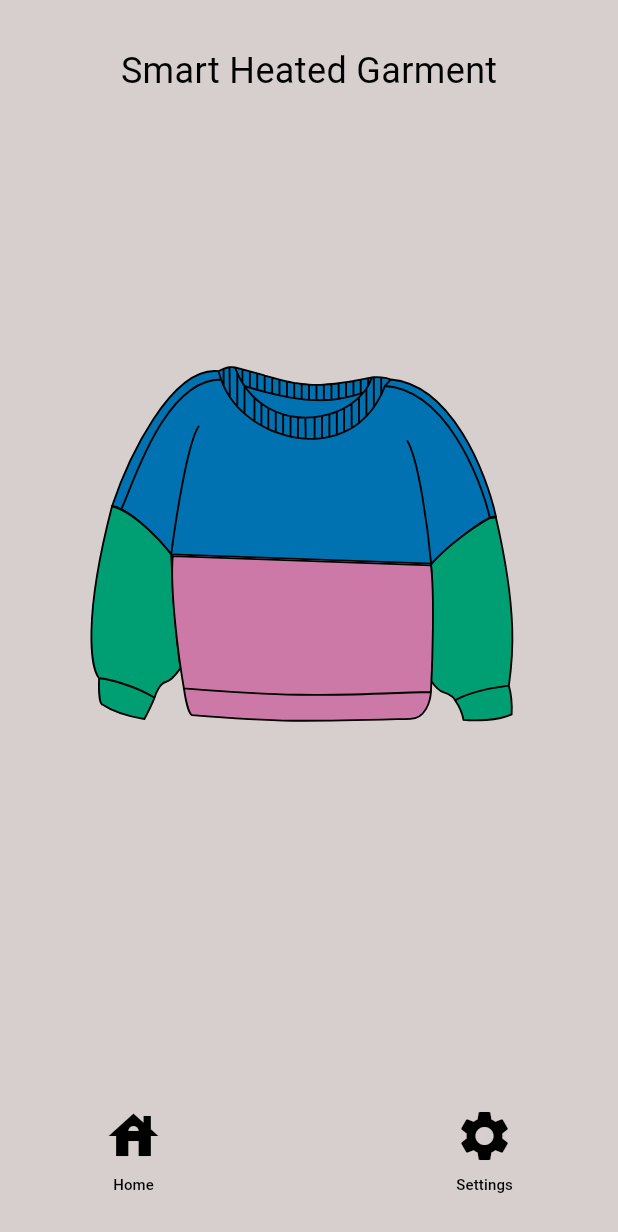
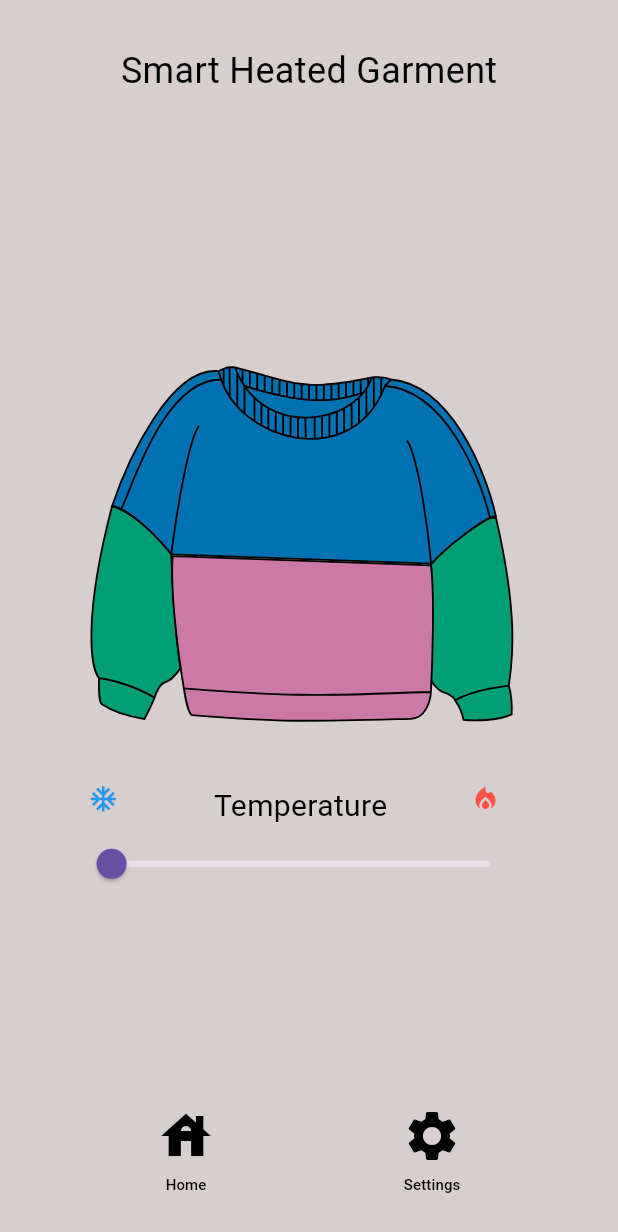
Before and after one commit to rodMike54/Comp490SmartHeatedGramentApp, a Flutter app: the screen it shows after launch, after a tap on "Connect Device", on a phone screen of 412 x 824 dp. Shown: the top 1232 px of the screen. Run offline on Flutter 3.47's test engine with Material 3 defaults, Android fonts, the phone set to English and light mode, and no system bars; our stand-ins replace flutter_svg.

Commit message:
Add connect device page, temperature slider, and heat icons

```diff
--- a/lib/pages/connectdevice.dart
+++ b/lib/pages/connectdevice.dart
@@ -1,70 +1,141 @@
 import 'package:flutter/material.dart';
 import 'package:flutter_svg/flutter_svg.dart';
 
-class connectdevice extends StatelessWidget {
-  const connectdevice({super.key});
+class ConnectDevice extends StatefulWidget {
+  const ConnectDevice({super.key});
+
+  @override
+  State<ConnectDevice> createState() => _ConnectDeviceState();
+}
+
+class _ConnectDeviceState extends State<ConnectDevice> {
+  double heatLevel = 0;
 
   @override
   Widget build(BuildContext context) {
     return Scaffold(
       backgroundColor: const Color.fromARGB(255, 215, 206, 206),
-
       body: SafeArea(
         child: Stack(
           children: [
-          Align (
+            // Title
+            const Align(
               alignment: Alignment.topCenter,
               child: Padding(
                 padding: EdgeInsets.only(top: 30),
                 child: Text(
                   'Smart Heated Garment',
-          style: TextStyle (
+                  style: TextStyle(
                     color: Colors.black,
-            fontSize: 24,
+                    fontSize: 24),
                 ),
               ),
-            ),
-          ),
+            ), // <- this closes the title Align (it was missing)
 
+            // Sweater
             Align(
-            alignment: const Alignment(1,-0.2),
+              alignment: const Alignment(1, -0.2),
               child: SvgPicture.asset(
                 'assets/sweater.svg',
                 width: 370,
               ),
             ),
 
-
-            Positioned(
-              left: 0,
-              right: 0,
-              bottom: 20,
+            // Temperature label + slider (one Align, one Column, two children)
+            Align(
+              alignment: const Alignment(-0.1, 0.4),
+              child: Column(
+                mainAxisSize: MainAxisSize.min,
+                children: [
+                  const Text(
+                    'Temperature',
+                    style: TextStyle(color: Colors.black,
+                    fontSize: 20),
+                  ),
+                  SizedBox(
+                    width: 300,
+                    child: Slider(
+                      value: heatLevel,
+                      min: 0,
+                      max: 100,
+                      onChanged: (newValue) {
+                        setState(() => heatLevel = newValue);
+                      },
+                    ),
+                  ),
+                ],
+              ),
+            ),
+            Align (
+              alignment: const Alignment(-0.7,0.3),
               child: Row (
-                mainAxisAlignment: MainAxisAlignment.center,
-                spacing: 170,
+                mainAxisSize: MainAxisSize.min,
                 children: [
-                TextButton(
-                onPressed: () {
-                },
-                child: const Column (
-                 mainAxisSize: MainAxisSize.min,
-                children : [
-                Icon(Icons.house, color: Colors.black, size:40,),
-                SizedBox(height: 5),
-                Text('Home', style: TextStyle(color:Colors.black, fontSize:10,)),
+            Icon (
+              Icons.ac_unit,
+              color: Colors.blue,
+              size: 20,
+                  ),
                 ],
               ),
             ),
 
-            TextButton (
-              onPressed: () {
-              },
-              child: const Column (
+            Align (
+              alignment: const Alignment(0.6,0.3),
+              child: Row (
                 mainAxisSize: MainAxisSize.min,
                 children: [
-                  Icon(Icons.settings, color: Colors.black, size: 40,),
+                  Icon (
+                    Icons.local_fire_department,
+                    color: Color(0xFFFF5349),
+                    size: 20,
+                  ),
+                ],
+              ),
+            ),
+
+            // Bottom buttons
+            Positioned (
+              left: 0,
+              right: 0,
+              bottom: 20,
+              child: Row(
+                mainAxisAlignment: MainAxisAlignment.center,
+                spacing: 100,
+                children: [
+                  TextButton(
+                    onPressed: () {},
+                    child: const Column(
+                      mainAxisSize: MainAxisSize.min,
+                      children: [
+                        Icon(Icons.house,
+                        color: Colors.black,
+                        size: 40),
                         SizedBox(height: 5),
-                  Text( 'Settings', style: TextStyle(color:Colors.black, fontSize:10,)),
+                        Text('Home',
+                            style: TextStyle(
+                              color: Colors.black,
+                              fontSize: 10)
+                        ),
+                      ],
+                    ),
+                  ),
+                  TextButton(
+                    onPressed: () {},
+                    child: const Column(
+                      mainAxisSize: MainAxisSize.min,
+                      children: [
+                        Icon(
+                          Icons.settings,
+                          color: Colors.black,
+                          size: 40
+                          ),
+                        SizedBox(height: 5),
+                        Text('Settings',
+                            style: TextStyle(
+                              color: Colors.black,
+                              fontSize: 10)
+                        ),
                       ],
                     ),
                   ),
--- a/lib/pages/home.dart
+++ b/lib/pages/home.dart
@@ -41,7 +41,7 @@ class HomePage extends StatelessWidget {
             onPressed: () {
               Navigator.push (
                 context,
-                MaterialPageRoute(builder: (context) => const connectdevice()),
+                MaterialPageRoute(builder: (context) => const ConnectDevice()),
               );
           },
           style: OutlinedButton.styleFrom(
@@ -61,46 +61,9 @@ class HomePage extends StatelessWidget {
           ),
         ),
 
-
-            Positioned(
-              left: 0,
-              right: 0,
-              bottom: 20,
-              child: Row (
-                mainAxisAlignment: MainAxisAlignment.center,
-                spacing: 170,
-              children: [
-                TextButton(
-                onPressed: () {
-                },
-                child: const Column (
-                 mainAxisSize: MainAxisSize.min,
-                children : [
-                Icon(Icons.house, color: Colors.black, size:40,),
-                SizedBox(height: 5),
-                Text('Home', style: TextStyle(color:Colors.black, fontSize:10,)),
                 ],
               ),
             ),
-
-            TextButton (
-              onPressed: () {
-              },
-              child: const Column (
-                mainAxisSize: MainAxisSize.min,
-                children: [
-                  Icon(Icons.settings, color: Colors.black, size: 40,),
-                  SizedBox(height: 5),
-                  Text( 'Settings', style: TextStyle(color:Colors.black, fontSize:10,)),
-                ],
-              ),
-            ),
-                ],
-              ),
-            ),
-          ],
-        ),
-      ),
     );
   }
 }
```
Lines whose indentation alone changed are shown as unchanged.
